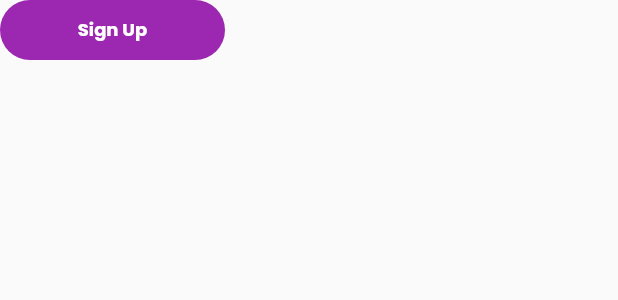
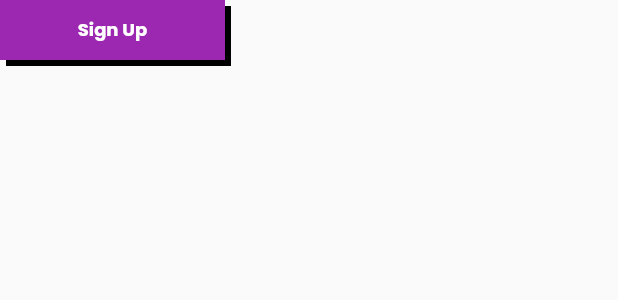
Before and after one commit to i-josh/townsquare, a Flutter app: the SubmitButton widget shown alone on an empty page, opened directly, on a phone screen of 412 x 824 dp. Shown: the top 300 px of the screen. Run offline on Flutter 3.47's test engine with Material 2 defaults, Android fonts, the light colour scheme and no system bars; our stand-ins replace google_fonts; network calls fail.

Commit message:
changes made

```diff
--- a/lib/ui/components/submit_button.dart
+++ b/lib/ui/components/submit_button.dart
@@ -29,7 +29,13 @@ class SubmitButton extends StatelessWidget {
         height: 40,
         width: 150,
         decoration: BoxDecoration(
-          borderRadius: BorderRadius.circular(20),
+          boxShadow: const [
+            BoxShadow(
+              color: Colors.black,
+              offset: Offset(4, 4),
+              blurRadius: 0,
+            )
+          ],
           color: isLoading ? color.withOpacity(0.7) : color,
         ),
         child: Center(
--- a/lib/ui/values/colors.dart
+++ b/lib/ui/values/colors.dart
@@ -2,4 +2,6 @@ import 'package:flutter/material.dart';
 
 class AppColors {
   static Color primary = Colors.purple;
+  static Color secondary = Colors.yellow;
+
 }
```
Also changed, not shown: lib/ui/components/text_field_widget.dart (+18 -11 lines), lib/ui/views/home.dart (+10 -8 lines), pubspec.yaml (+0 -39 lines).
